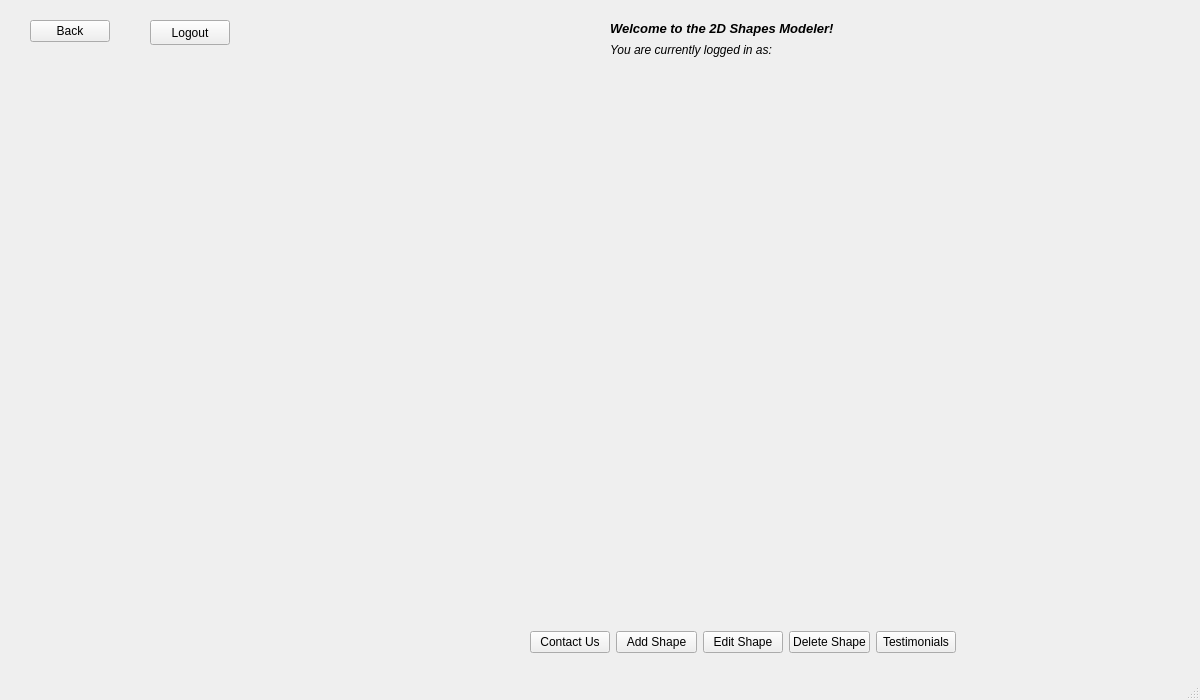
This is CS1C_Graphics_Modeler/mainwindow.ui in utsavparajuli/CS1C-Group-Project as Qt 5 draws it before an edit. The edited form follows.
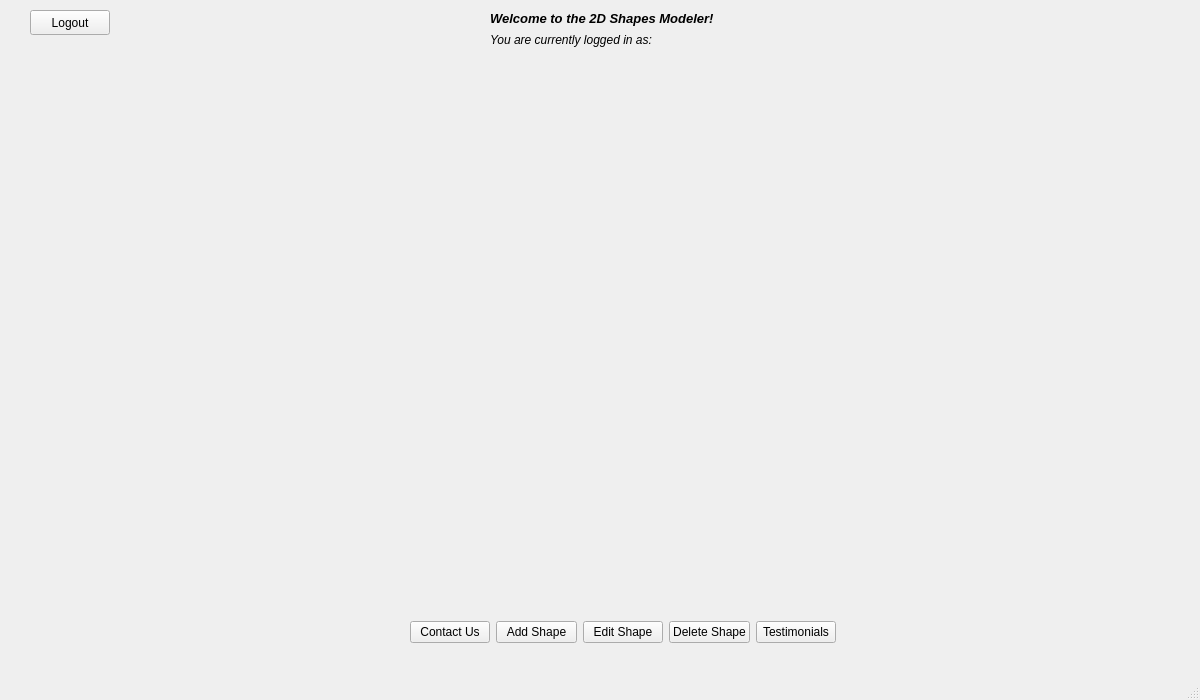
This is the edited form. The open tabs and pages were chosen to show the change. Icons and pictures are not drawn.

Diff of the .ui file:
```diff
--- a/CS1C_Graphics_Modeler/mainwindow.ui
+++ b/CS1C_Graphics_Modeler/mainwindow.ui
@@ -20,8 +20,8 @@
    <widget class="QStackedWidget" name="stackedWidget">
     <property name="geometry">
      <rect>
-      <x>120</x>
-      <y>10</y>
+      <x>0</x>
+      <y>0</y>
       <width>1200</width>
       <height>700</height>
      </rect>
@@ -253,19 +253,6 @@
      </widget>
     </widget>
    </widget>
-   <widget class="QPushButton" name="BackButton">
-    <property name="geometry">
-     <rect>
-      <x>30</x>
-      <y>20</y>
-      <width>80</width>
-      <height>22</height>
-     </rect>
-    </property>
-    <property name="text">
-     <string>Back</string>
-    </property>
-   </widget>
   </widget>
   <widget class="QMenuBar" name="menubar">
    <property name="geometry">
```
Left out of the diff: 4 changed lines with no effect on the pictures.
